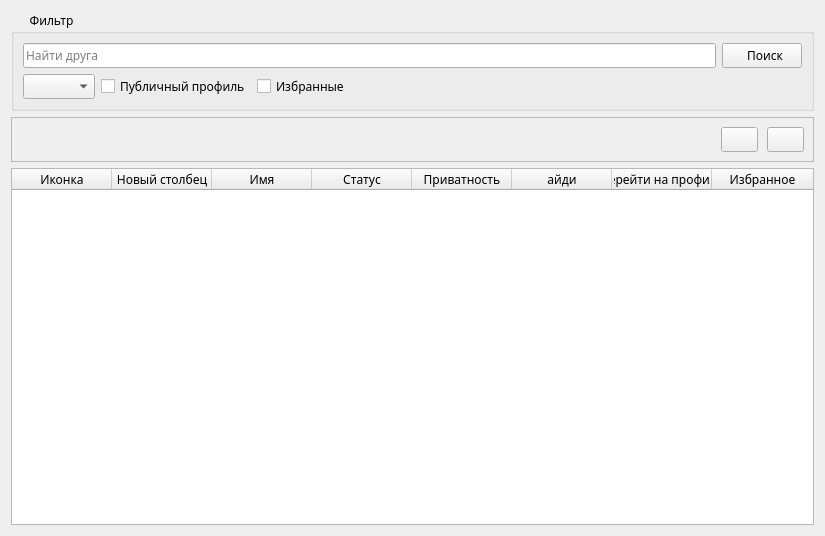
Qt form AraSteamManager/MainSubForms/formfriends.ui (Arankir/AraSteamManager) before a commit.
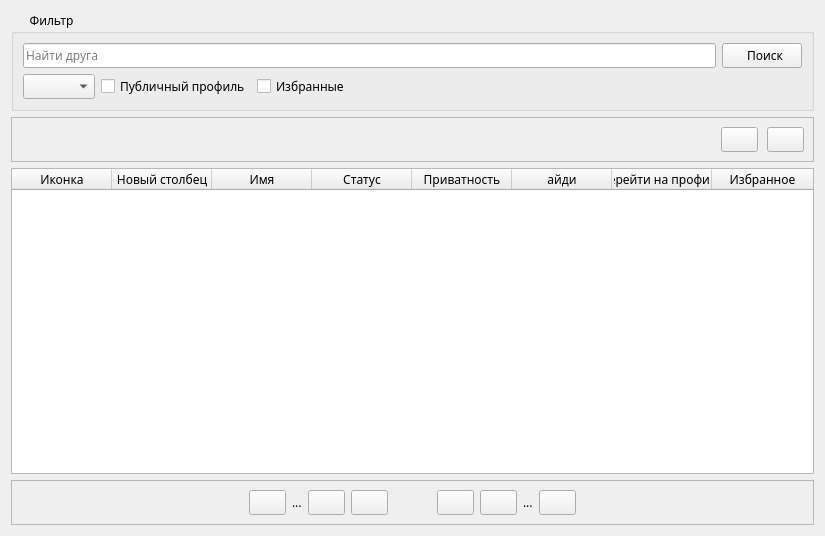
The same form after that commit.

The edit to the form file:
```diff
--- a/AraSteamManager/MainSubForms/formfriends.ui
+++ b/AraSteamManager/MainSubForms/formfriends.ui
@@ -240,6 +240,110 @@
      </column>
     </widget>
    </item>
+   <item>
+    <widget class="QFrame" name="frame">
+     <property name="frameShape">
+      <enum>QFrame::StyledPanel</enum>
+     </property>
+     <property name="frameShadow">
+      <enum>QFrame::Raised</enum>
+     </property>
+     <layout class="QHBoxLayout" name="horizontalLayout_4">
+      <item>
+       <spacer name="horizontalSpacer_3">
+        <property name="orientation">
+         <enum>Qt::Horizontal</enum>
+        </property>
+        <property name="sizeHint" stdset="0">
+         <size>
+          <width>243</width>
+          <height>20</height>
+         </size>
+        </property>
+       </spacer>
+      </item>
+      <item>
+       <widget class="QPushButton" name="ButtonPageFirst">
+        <property name="text">
+         <string notr="true"/>
+        </property>
+       </widget>
+      </item>
+      <item>
+       <widget class="QLabel" name="LabelBackDots">
+        <property name="text">
+         <string>...</string>
+        </property>
+       </widget>
+      </item>
+      <item>
+       <widget class="QPushButton" name="ButtonPageBack2">
+        <property name="text">
+         <string notr="true"/>
+        </property>
+       </widget>
+      </item>
+      <item>
+       <widget class="QPushButton" name="ButtonPageBack">
+        <property name="text">
+         <string notr="true"/>
+        </property>
+       </widget>
+      </item>
+      <item>
+       <widget class="QPushButton" name="ButtonPageNow">
+        <property name="text">
+         <string notr="true"/>
+        </property>
+        <property name="flat">
+         <bool>true</bool>
+        </property>
+       </widget>
+      </item>
+      <item>
+       <widget class="QPushButton" name="ButtonPageNext">
+        <property name="text">
+         <string notr="true"/>
+        </property>
+       </widget>
+      </item>
+      <item>
+       <widget class="QPushButton" name="ButtonPageNext2">
+        <property name="text">
+         <string notr="true"/>
+        </property>
+       </widget>
+      </item>
+      <item>
+       <widget class="QLabel" name="LabelNextDots">
+        <property name="text">
+         <string>...</string>
+        </property>
+       </widget>
+      </item>
+      <item>
+       <widget class="QPushButton" name="ButtonPageLast">
+        <property name="text">
+         <string notr="true"/>
+        </property>
+       </widget>
+      </item>
+      <item>
+       <spacer name="horizontalSpacer_4">
+        <property name="orientation">
+         <enum>Qt::Horizontal</enum>
+        </property>
+        <property name="sizeHint" stdset="0">
+         <size>
+          <width>242</width>
+          <height>20</height>
+         </size>
+        </property>
+       </spacer>
+      </item>
+     </layout>
+    </widget>
+   </item>
   </layout>
  </widget>
  <resources/>
```
